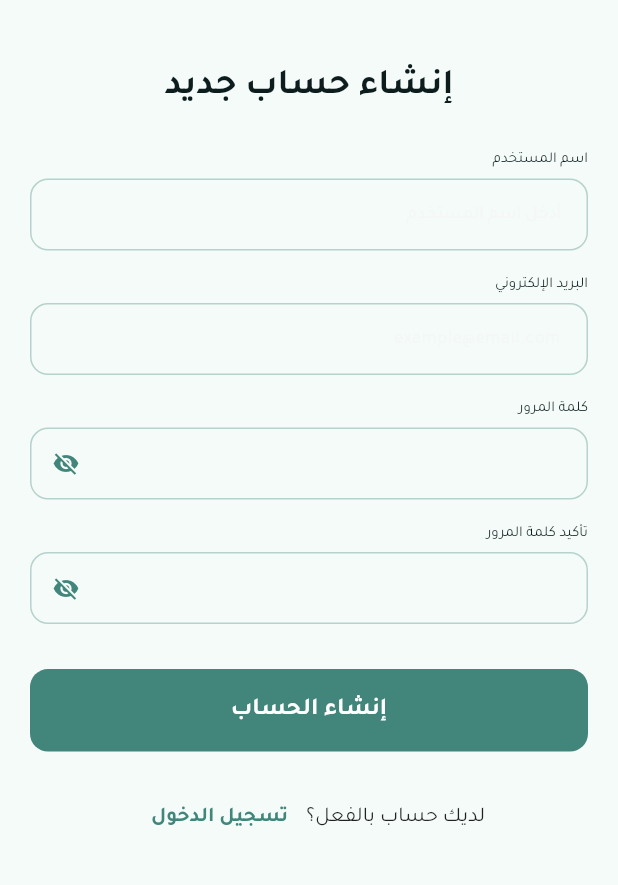
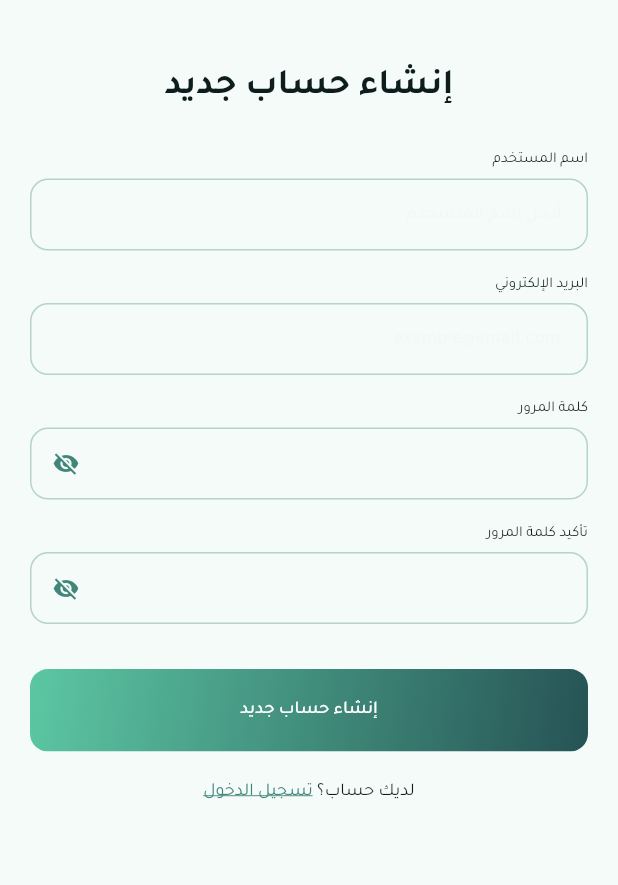
Before and after one commit to engahmed309/tharad-task, a Flutter app: the screen it shows after launch, on a phone screen of 412 x 824 dp, the part 149-1034 px from its top. Run offline on Flutter 3.47's test engine with Material 3 defaults, Android fonts, the phone set to English and light mode, and no system bars; our stand-ins replace dartz, dio, flutter_bloc, get_it, hive_flutter, sprintf; accounts and stored records are empty.

Commit message:
finish register ui

```diff
--- a/lib/core/utils/styles.dart
+++ b/lib/core/utils/styles.dart
@@ -6,40 +6,53 @@ abstract class Styles {
   static const textStyle10 = TextStyle(
     fontSize: 10,
     fontWeight: FontWeight.normal,
+    fontFamily: 'Tajawal',
     color: kTextColor,
   );
   static const textStyle14 = TextStyle(
     fontSize: 14,
     fontWeight: FontWeight.normal,
+    fontFamily: 'Tajawal',
+
     color: kTextColor,
   );
 
   static const textStyle16 = TextStyle(
     fontSize: 16,
+    fontFamily: 'Tajawal',
+
     fontWeight: FontWeight.w500,
     color: kTextColor,
   );
 
   static const textStyle18 = TextStyle(
     fontSize: 18,
+    fontFamily: 'Tajawal',
+
     fontWeight: FontWeight.w600,
     color: kTextColor,
   );
 
   static const textStyle20 = TextStyle(
     fontSize: 20,
+    fontFamily: 'Tajawal',
+
     fontWeight: FontWeight.bold,
     color: kTextColor,
   );
 
   static const textStyle22 = TextStyle(
     fontSize: 22,
+    fontFamily: 'Tajawal',
+
     fontWeight: FontWeight.bold,
     color: kTextColor,
   );
 
   static const textStyle24 = TextStyle(
     fontSize: 24,
+    fontFamily: 'Tajawal',
+
     fontWeight: FontWeight.bold,
     color: kTextColor,
   );
--- a/lib/core/utils/widgets/custom_button.dart
+++ b/lib/core/utils/widgets/custom_button.dart
@@ -8,41 +8,66 @@ class CustomButton extends StatelessWidget {
     required this.onPressed,
     required this.btnText,
     this.color,
+    this.gradientColors,
     this.txtColor,
     this.txtStyle,
     this.borderColor,
     this.hasIcon,
     this.iconWidget,
   });
+
   final Function()? onPressed;
   final String btnText;
   final Color? color;
+  final List<Color>? gradientColors; // ✅ أضفنا خاصية جديدة
   final Color? txtColor;
   final TextStyle? txtStyle;
   final Color? borderColor;
   final bool? hasIcon;
   final Widget? iconWidget;
+
   @override
   Widget build(BuildContext context) {
+    final bool useGradient =
+        gradientColors != null && gradientColors!.length >= 2;
+
     return SizedBox(
       width: double.infinity,
       height: 55,
       child: FilledButton(
         style: FilledButton.styleFrom(
-          backgroundColor: color ?? kPrimaryColor,
+          backgroundColor: Colors.transparent, // ✅ مهم عشان gradient يظهر
+          padding: EdgeInsets.zero,
           shape: RoundedRectangleBorder(
             side: BorderSide(color: borderColor ?? Colors.transparent),
             borderRadius: BorderRadius.circular(12),
           ),
         ),
         onPressed: onPressed,
+        child: Ink(
+          decoration: BoxDecoration(
+            borderRadius: BorderRadius.circular(12),
+            gradient: useGradient
+                ? LinearGradient(
+                    colors: gradientColors!,
+                    begin: Alignment.topLeft,
+                    end: Alignment.bottomRight,
+                  )
+                : null,
+            color: useGradient ? null : (color ?? kPrimaryColor),
+          ),
+          child: Container(
+            alignment: Alignment.center,
             child: Row(
               mainAxisAlignment: MainAxisAlignment.center,
               children: [
-            hasIcon == true
-                ? iconWidget ?? Icon(Icons.arrow_forward_rounded)
-                : const SizedBox(),
-            hasIcon == true ? const SizedBox(width: 10) : const SizedBox(),
+                if (hasIcon == true)
+                  iconWidget ??
+                      const Icon(
+                        Icons.arrow_forward_rounded,
+                        color: Colors.white,
+                      ),
+                if (hasIcon == true) const SizedBox(width: 10),
                 Text(
                   btnText,
                   style:
@@ -56,6 +81,8 @@ class CustomButton extends StatelessWidget {
               ],
             ),
           ),
+        ),
+      ),
     );
   }
 }
--- a/lib/features/auth/presentation/views/register_view.dart
+++ b/lib/features/auth/presentation/views/register_view.dart
@@ -9,6 +9,7 @@ import 'package:tharad_tech_task/core/utils/widgets/custom_button.dart';
 import 'package:tharad_tech_task/core/utils/widgets/custom_text_field.dart';
 
 import '../manager/register_form/register_form_cubit.dart';
+import '../widgets/have_account_text.dart';
 
 class RegisterView extends StatelessWidget {
   const RegisterView({super.key});
@@ -100,36 +101,23 @@ class RegisterView extends StatelessWidget {
 
                     const SizedBox(height: 30),
 
-                    // الزر
+                    //  التسجيل
                     CustomButton(
+                      gradientColors: [Color(0xff5CC7A3), Color(0xff265355)],
+
                       onPressed: () {
                         final valid = cubit.validateForm();
                         if (valid) {}
                       },
-                      btnText: "إنشاء الحساب",
+                      btnText: "إنشاء حساب جديد",
+                      txtStyle: Styles.textStyle16.copyWith(
+                        color: Colors.white,
+                        fontSize: 12,
+                      ),
                     ),
                     const SizedBox(height: 20),
 
-                    Row(
-                      mainAxisAlignment: MainAxisAlignment.center,
-                      children: [
-                        const Text(
-                          'لديك حساب بالفعل؟',
-                          style: TextStyle(fontSize: 14, color: Colors.black87),
-                        ),
-                        TextButton(
-                          onPressed: () {},
-                          child: const Text(
-                            'تسجيل الدخول',
-                            style: TextStyle(
-                              color: kPrimaryColor,
-                              fontWeight: FontWeight.bold,
-                              fontSize: 14,
-                            ),
-                          ),
-                        ),
-                      ],
-                    ),
+                    Center(child: HaveAccountText(onLoginTap: () {})),
                     SizedBox(height: context.screenHeight * .05),
                   ],
                 ),
--- /dev/null
+++ b/lib/features/auth/presentation/widgets/have_account_text.dart
@@ -0,0 +1,31 @@
+import 'package:flutter/gestures.dart';
+import 'package:flutter/material.dart';
+import 'package:tharad_tech_task/core/utils/constants.dart';
+import 'package:tharad_tech_task/core/utils/styles.dart';
+
+class HaveAccountText extends StatelessWidget {
+  final VoidCallback onLoginTap;
+  const HaveAccountText({super.key, required this.onLoginTap});
+
+  @override
+  Widget build(BuildContext context) {
+    return RichText(
+      text: TextSpan(
+        text: 'لديك حساب؟ ',
+        style: Styles.textStyle10.copyWith(fontSize: 12, color: kTextColor),
+        children: [
+          TextSpan(
+            text: 'تسجيل الدخول',
+            style: Styles.textStyle10.copyWith(
+              fontSize: 12,
+              color: kPrimaryColor,
+              decoration: TextDecoration.underline,
+            ),
+            recognizer: TapGestureRecognizer()..onTap = onLoginTap,
+          ),
+        ],
+      ),
+      textAlign: TextAlign.center,
+    );
+  }
+}
```
Lines whose indentation alone changed are shown as unchanged.
